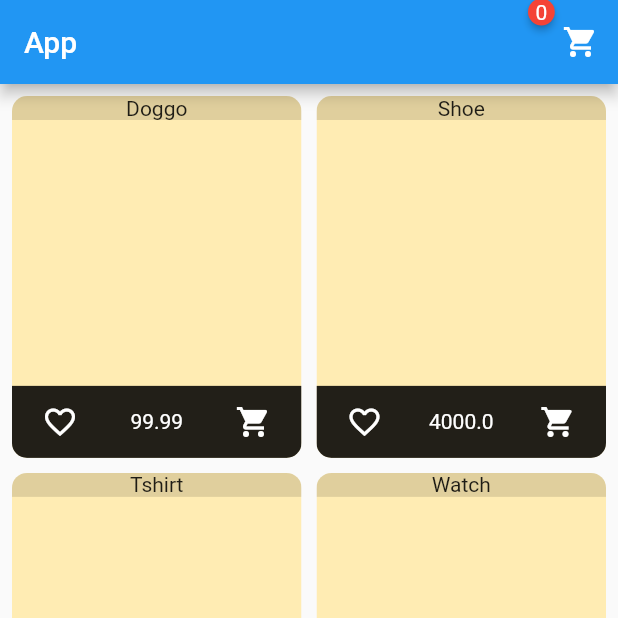
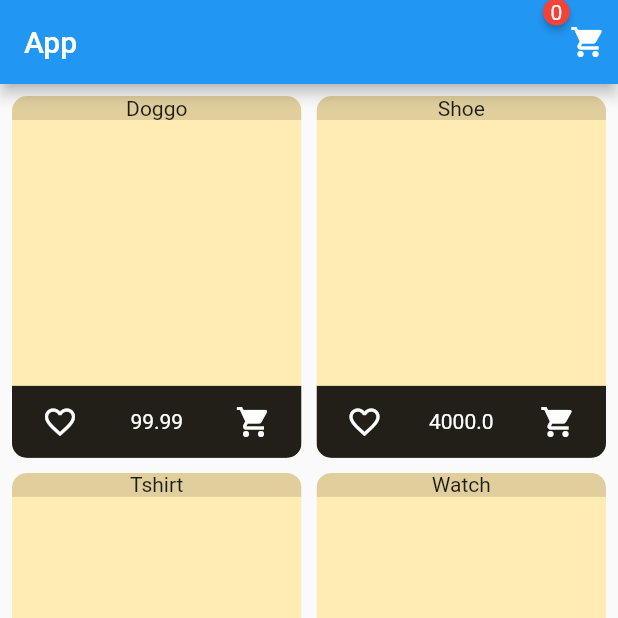
Before and after one commit to nevarwin/addtocart-favorite-example, a Flutter app: the screen it shows after launch, on a phone screen of 412 x 824 dp, the top half of it. Run offline on Flutter 3.47's test engine with Material 2 defaults, Android fonts, the phone set to English and light mode, and no system bars; drawn by our look-alikes of badges.

Commit message:
edited badge icon

```diff
--- a/addtocart_favorite_app/lib/screens/product_screen.dart
+++ b/addtocart_favorite_app/lib/screens/product_screen.dart
@@ -1,10 +1,10 @@
-import 'package:addtocart_favorite_app/provider/cart.dart';
-import 'package:addtocart_favorite_app/screens/cart_screen.dart';
-import 'package:badges/badges.dart';
 import 'package:flutter/material.dart';
 import 'package:provider/provider.dart';
+import 'package:badges/badges.dart';
 
+import './cart_screen.dart';
 import '../widgets/product_grid_widget.dart';
+import '../provider/cart.dart';
 
 class ProductScreen extends StatelessWidget {
   ProductScreen({Key? key}) : super(key: key);
@@ -24,8 +24,6 @@ class ProductScreen extends StatelessWidget {
         actions: [
           Consumer<CartProvider>(
             builder: (context, cart, child) {
-              print(cart.getCartCount);
-
               return Badge(
                 position: BadgePosition.topStart(),
                 badgeContent: Text(
@@ -34,15 +32,17 @@ class ProductScreen extends StatelessWidget {
                     color: Colors.white,
                   ),
                 ),
-                child: SizedBox(
-                  width: 50.0,
-                  child: IconButton(
-                    padding: EdgeInsets.zero,
-                    constraints: const BoxConstraints(),
-                    icon: const Icon(Icons.shopping_cart),
-                    onPressed: () {
-                      Navigator.of(context).pushNamed(CartScreen.routeName);
+                child: Padding(
+                  padding: const EdgeInsets.all(8.0),
+                  child: InkWell(
+                    onTap: () {
+                      Navigator.of(context).pushNamed(
+                        CartScreen.routeName,
+                      );
                     },
+                    child: const Icon(
+                      Icons.shopping_cart,
+                    ),
                   ),
                 ),
               );
```
